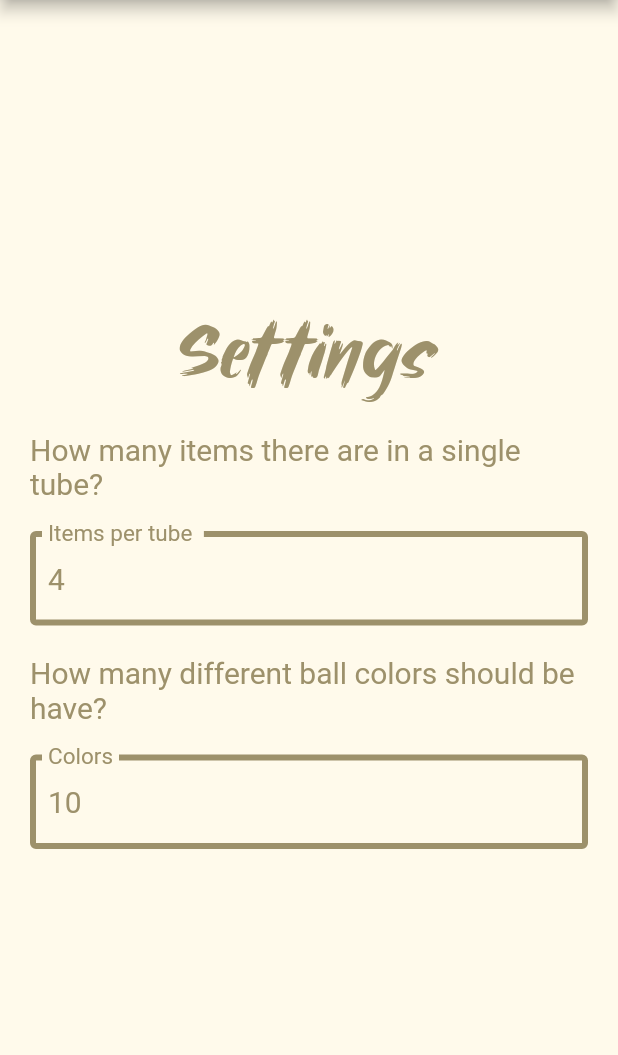
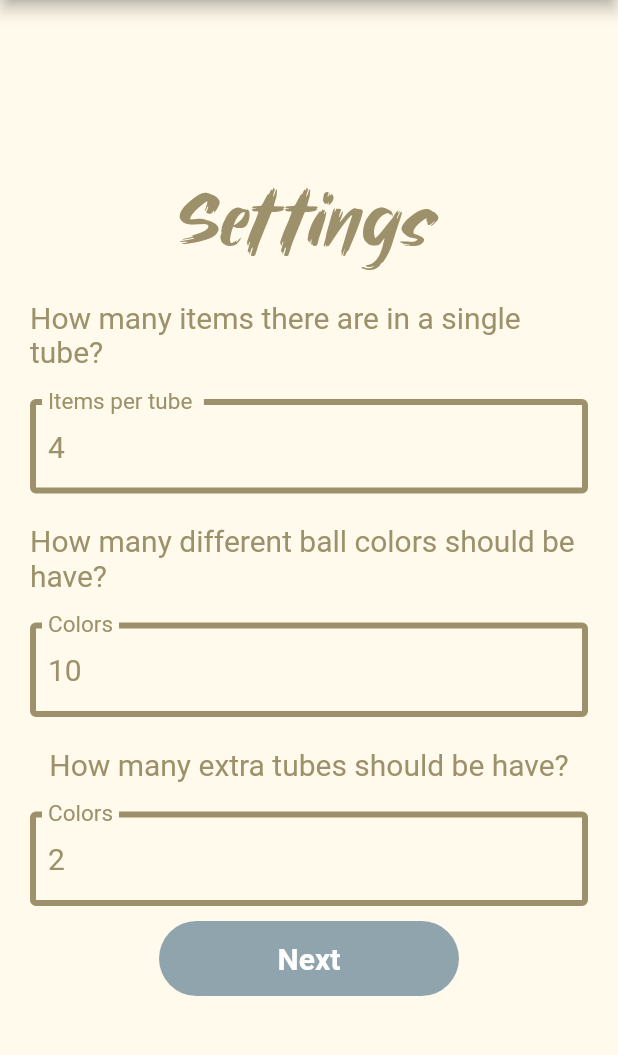
Before and after one commit to fllaryora/flutter_lifo_game, a Flutter app: the screen it shows after launch, on a phone screen of 412 x 824 dp, the part 84-1139 px from its top. Run offline on Flutter 3.47's test engine with Material 2 defaults, Android fonts, the phone set to English and light mode, and no system bars.

Commit message:
input de colores de bolas

```diff
--- a/lifo_app/lib/view/consigna_text.dart
+++ b/lifo_app/lib/view/consigna_text.dart
@@ -13,6 +13,7 @@ class MottoText extends StatelessWidget {
           left: 20.0, right: 20.0),
       child: Text(
           title,
+          textAlign: TextAlign.start,
           style: const TextStyle(fontWeight: FontWeight.normal,
               fontSize: 20,
               color: Color(0xff9d916b)
--- a/lifo_app/lib/view/home.dart
+++ b/lifo_app/lib/view/home.dart
@@ -29,13 +29,16 @@ class _MyHomePageState extends State<MyHomePage> {
         child: SingleChildScrollView(
           child: Column(
             //start == top
-            mainAxisAlignment: MainAxisAlignment.start,
+            mainAxisAlignment: MainAxisAlignment.center,
+            //start == leading / left
+            crossAxisAlignment: CrossAxisAlignment.center,
             children: <Widget>[
               const Padding(
                 padding: EdgeInsets.only(top: 10, bottom: 10.0,
                     left: 20.0, right: 20.0),
                 child: Text(
                   'Settings',
+                    textAlign: TextAlign.center,
                     style: TextStyle(fontWeight: FontWeight.normal,
                         fontSize: 55,
                         fontFamily: 'Misteryzero',
@@ -71,6 +74,39 @@ class _MyHomePageState extends State<MyHomePage> {
                   }
                 },
               ),
+              const MottoText(title: 'How many extra tubes should be have?',),
+              NumberInput(
+                label: 'Colors',
+                hint: 'Amount of colors...',
+                controller: extrasController,
+                onChanged: (text) {
+                  int? possibleNull = int.tryParse(text);
+                  if(possibleNull != null){
+                    setState(() {
+                      _extraTubes = possibleNull;
+                    });
+                  }
+                },
+              ),
+              Material(
+                color: Colors.blueGrey.shade300,
+                borderRadius: BorderRadius.circular(50),
+                child: InkWell(
+                  onTap: () {},
+                  borderRadius: BorderRadius.circular(50),
+                  child: Container(
+                    width: 200,
+                    height: 50,
+                    alignment: Alignment.center,
+                    child: const Text('Next',
+                        style: TextStyle(fontWeight: FontWeight.bold,
+                            fontSize: 20,
+                            color: Colors.white
+                        )
+                    ),
+                  ),
+                ),
+              )
             ],
           ),
         ),
```
